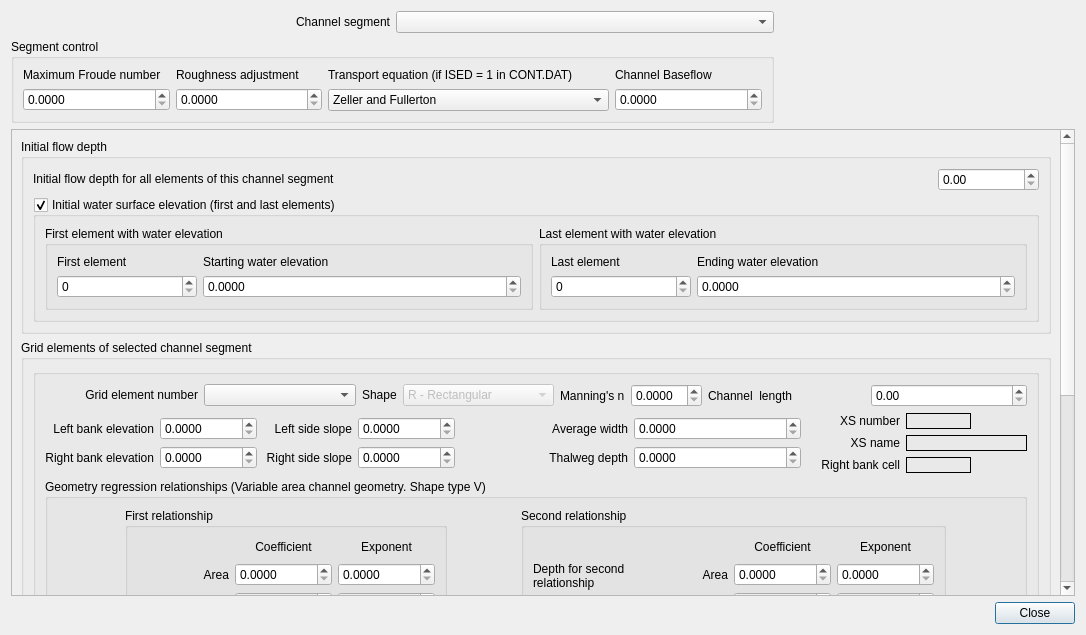
Above: flo2d/ui/channel_geometry.ui from FLO-2DSoftware/qgis-flo-2d-plugin before the change. Below: the same form after it.
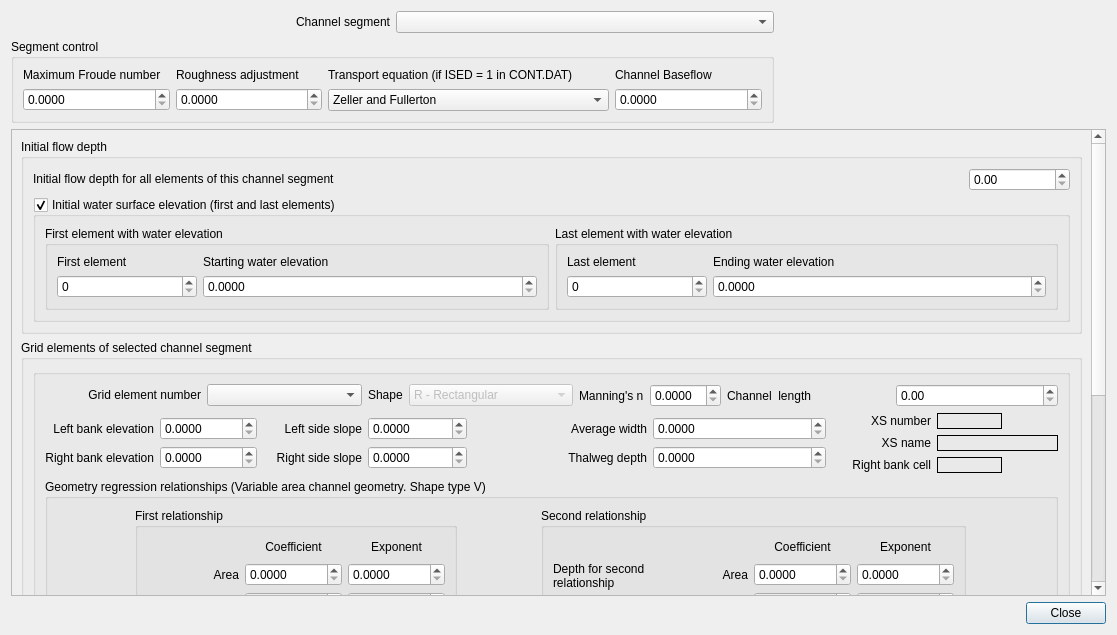
That is the form after the change. Custom widgets are drawn as their Qt base class.

Commit message:
Save data to 'chan' table at closing Schematized Channel Geometry dialog
...and refresh controls of Schematized Channels Editor widget

```diff
--- a/flo2d/ui/channel_geometry.ui
+++ b/flo2d/ui/channel_geometry.ui
@@ -6,7 +6,7 @@
    <rect>
     <x>0</x>
     <y>0</y>
-    <width>1086</width>
+    <width>1117</width>
     <height>635</height>
    </rect>
   </property>
@@ -328,7 +328,7 @@
        <rect>
         <x>0</x>
         <y>0</y>
-        <width>1032</width>
+        <width>1063</width>
         <height>938</height>
        </rect>
       </property>
```
The commit also changes 1 other file.
